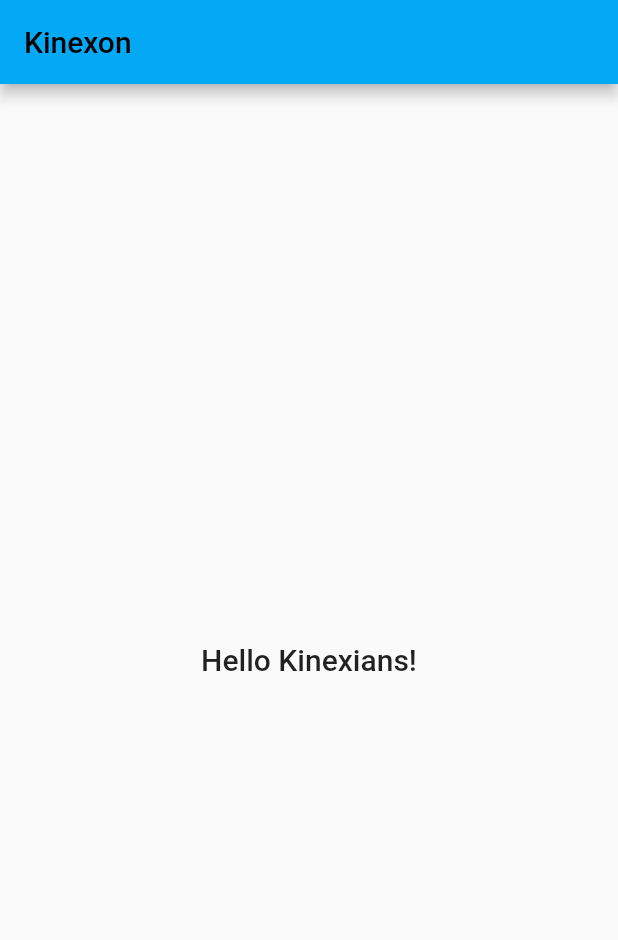
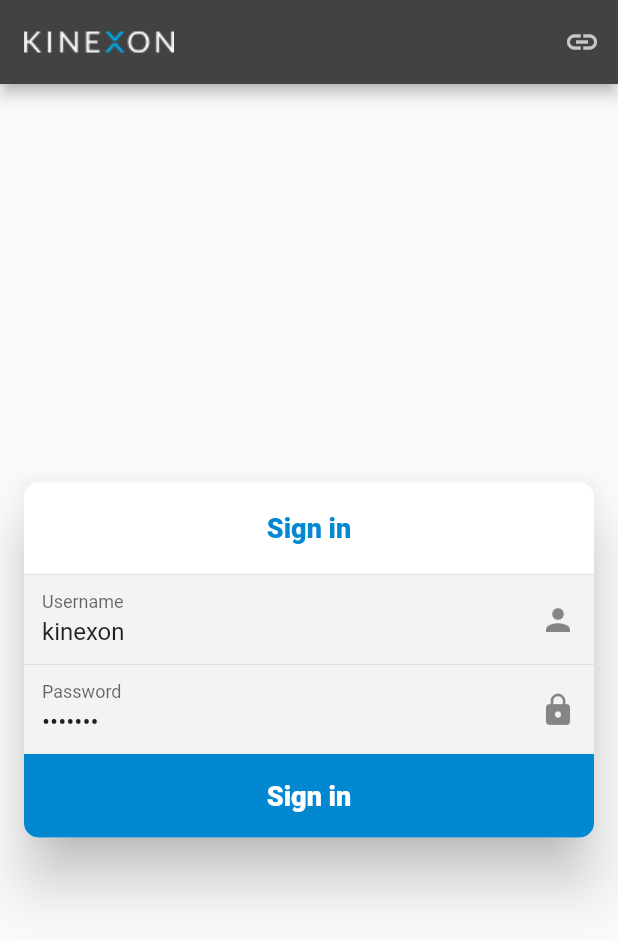
Before and after one commit to githussein/logistik_tracking, a Flutter app: the screen it shows after launch, on a phone screen of 412 x 824 dp. Shown: the top 940 px of the screen. Run offline on Flutter 3.47's test engine with Material 2 defaults, Android fonts, the light colour scheme and no system bars.

Commit message:
Feature/rp 1100 establish backend connection

```diff
--- a/lib/main.dart
+++ b/lib/main.dart
@@ -1,4 +1,7 @@
 import 'package:flutter/material.dart';
+import 'screens/signin_screen.dart';
+import 'package:provider/provider.dart';
+import 'providers/auth.dart';
 
 void main() {
   runApp(const DemoMobileApp());
@@ -9,37 +12,15 @@
 
   @override
   Widget build(BuildContext context) {
-    return MaterialApp(
-      title: 'Demo Mobile APP',
-      theme: ThemeData(
-        primarySwatch: Colors.lightBlue,
-      ),
-      home: const HomePage(title: 'Kinexon'),
-    );
-  }
-}
-
-class HomePage extends StatefulWidget {
-  const HomePage({Key? key, required this.title}) : super(key: key);
-
-  final String title;
-
-  @override
-  State<HomePage> createState() => _HomePageState();
-}
-
-class _HomePageState extends State<HomePage> {
-  @override
-  Widget build(BuildContext context) {
-    return Scaffold(
-      appBar: AppBar(
-        title: Text(widget.title),
-      ),
-      body: Center(
-        child: Text(
-          'Hello Kinexians!',
-          style: Theme.of(context).textTheme.headline6,
+    return ChangeNotifierProvider(
+      create: (context) => Auth(),
+      child: MaterialApp(
+        title: 'Demo Mobile APP',
+        debugShowCheckedModeBanner: false,
+        theme: ThemeData(
+          primarySwatch: Colors.lightBlue,
         ),
+        home: const SigninScreen(),
       ),
     );
   }
--- /dev/null
+++ b/lib/screens/signin_screen.dart
@@ -0,0 +1,200 @@
+import 'package:flutter/material.dart';
+import 'package:provider/provider.dart';
+import '../widgets/feedback_container_widget.dart';
+import '../providers/auth.dart';
+
+class SigninScreen extends StatefulWidget {
+  const SigninScreen({Key? key}) : super(key: key);
+
+  @override
+  _SigninScreenState createState() => _SigninScreenState();
+}
+
+class _SigninScreenState extends State<SigninScreen> {
+  final usernameController = TextEditingController(text: 'kinexon');
+  final passwordController = TextEditingController(text: 'kinexon');
+  final targetBackendUrlController =
+      TextEditingController(text: 'http://mohamed-hussein.base.knx');
+  bool _isError = false;
+  bool _isLoading = false;
+  static const errorInvalidCredentials = 'Invalid username or password';
+  static const errorInvalidBackendUrl = 'Invalid target backend URL';
+  static const errorInvalidPath = 'Could not connect to the server';
+  String _errorMessage = '';
+
+  final Divider _lineDivider =
+      Divider(color: Colors.grey.shade300, height: 1, thickness: 1);
+
+  @override
+  Widget build(BuildContext context) {
+    return Scaffold(
+      appBar: AppBar(
+        backgroundColor: Colors.grey.shade800,
+        title: const Image(image: AssetImage('assets/images/logo.png')),
+        actions: [
+          IconButton(
+            onPressed: () => showDialog(
+              context: context,
+              builder: (context) {
+                _isError = false;
+                return StatefulBuilder(builder: (context, setState) {
+                  return AlertDialog(
+                    title: const Text('Target backend URL'),
+                    content: Column(
+                      mainAxisSize: MainAxisSize.min,
+                      children: [
+                        if (_isError)
+                          const FeedbackContainer(
+                              errorMessage: errorInvalidBackendUrl),
+                        TextFormField(
+                          maxLines: 2,
+                          controller: targetBackendUrlController,
+                          keyboardType: TextInputType.emailAddress,
+                          decoration: const InputDecoration(
+                              border: InputBorder.none,
+                              fillColor: Color(0xfff3f3f3),
+                              filled: true),
+                        ),
+                      ],
+                    ),
+                    actions: [
+                      TextButton(
+                        child: const Text('Close'),
+                        onPressed: () => Navigator.pop(context),
+                      ),
+                      TextButton(
+                        child: _isLoading
+                            ? const CircularProgressIndicator()
+                            : const Text('Update link'),
+                        onPressed: () async {
+                          _isError = false;
+                          setState(() => _isLoading = true);
+                          try {
+                            await Provider.of<Auth>(context, listen: false)
+                                .validateTargetBackend(
+                                    targetBackendUrlController.text);
+
+                            ScaffoldMessenger.of(context).showSnackBar(
+                              SnackBar(
+                                content: Text(
+                                    '${targetBackendUrlController.text} \nis now being used.'),
+                              ),
+                            );
+
+                            Navigator.of(context).pop();
+                          } catch (error) {
+                            _errorMessage = errorInvalidBackendUrl;
+                            setState(() => _isError = true);
+                          }
+                          setState(() => _isLoading = false);
+                        },
+                      ),
+                    ],
+                  );
+                });
+              },
+            ),
+            icon: const Icon(Icons.link),
+            color: Colors.white70,
+          ),
+        ],
+      ),
+      body: Center(
+        child: Card(
+          elevation: 16,
+          margin: const EdgeInsets.all(16),
+          shape: RoundedRectangleBorder(
+            borderRadius: BorderRadius.circular(10.0),
+          ),
+          child: Column(
+            mainAxisSize: MainAxisSize.min,
+            children: <Widget>[
+              Container(
+                padding: const EdgeInsets.symmetric(vertical: 20),
+                child: _isLoading
+                    ? const CircularProgressIndicator()
+                    : Text(
+                        'Sign in',
+                        textAlign: TextAlign.center,
+                        style: TextStyle(
+                            fontSize: 18,
+                            fontWeight: FontWeight.w900,
+                            color: Theme.of(context).primaryColorDark),
+                      ),
+              ),
+              if (_isError) FeedbackContainer(errorMessage: _errorMessage),
+              _lineDivider,
+              TextFormField(
+                controller: usernameController,
+                keyboardType: TextInputType.emailAddress,
+                decoration: const InputDecoration(
+                    labelText: 'Username',
+                    suffixIcon: Icon(Icons.person),
+                    border: InputBorder.none,
+                    fillColor: Color(0xfff3f3f3),
+                    filled: true),
+              ),
+              _lineDivider,
+              TextFormField(
+                controller: passwordController,
+                obscureText: true,
+                decoration: const InputDecoration(
+                    labelText: 'Password',
+                    suffixIcon: Icon(Icons.lock),
+                    border: InputBorder.none,
+                    fillColor: Color(0xfff3f3f3),
+                    filled: true),
+              ),
+              ListTile(
+                onTap: () async => await _onSigninTap(context),
+                shape: const RoundedRectangleBorder(
+                  borderRadius: BorderRadius.only(
+                    bottomRight: Radius.circular(10),
+                    bottomLeft: Radius.circular(10),
+                  ),
+                ),
+                tileColor: Theme.of(context).primaryColorDark,
+                title: const Text(
+                  'Sign in',
+                  textAlign: TextAlign.center,
+                  style: TextStyle(
+                    fontSize: 18,
+                    color: Colors.white,
+                    fontWeight: FontWeight.w900,
+                  ),
+                ),
+              ),
+            ],
+          ),
+        ),
+      ),
+    );
+  }
+
+  Future<void> _onSigninTap(BuildContext context) async {
+    setState(() => _isLoading = true);
+
+    try {
+      final statusCode = await Provider.of<Auth>(context, listen: false).signIn(
+          targetBackendUrlController.text,
+          usernameController.text,
+          passwordController.text);
+
+      if (statusCode == 200) {
+        _errorMessage = '';
+        //@TODO redirect to next view
+      } else if (statusCode == 401) {
+        _errorMessage = errorInvalidCredentials;
+      } else if (statusCode == 404) {
+        _errorMessage = errorInvalidPath;
+      }
+    } catch (error) {
+      _errorMessage = errorInvalidBackendUrl;
+    }
+
+    setState(() {
+      _isError = _errorMessage != '';
+      _isLoading = false;
+    });
+  }
+}
--- a/pubspec.yaml
+++ b/pubspec.yaml
@@ -45,6 +45,8 @@
   # package. See that file for information about deactivating specific lint
   # rules and activating additional ones.
   flutter_lints: ^1.0.0
+  http: ^0.13.4
+  provider: ^6.0.1
 
 # For information on the generic Dart part of this file, see the
 # following page: https://dart.dev/tools/pub/pubspec
@@ -58,8 +60,8 @@
   uses-material-design: true
 
   # To add assets to your application, add an assets section, like this:
-  # assets:
-  #   - images/a_dot_burr.jpeg
+  assets:
+   - assets/images/
   #   - images/a_dot_ham.jpeg
 
   # An image asset can refer to one or more resolution-specific "variants", see
```
Also changed, not shown: lib/providers/auth.dart (added, +49 -0 lines), lib/widgets/feedback_container_widget.dart (added, +24 -0 lines), assets/images/logo.png (added), pubspec.lock, 2 other files.
